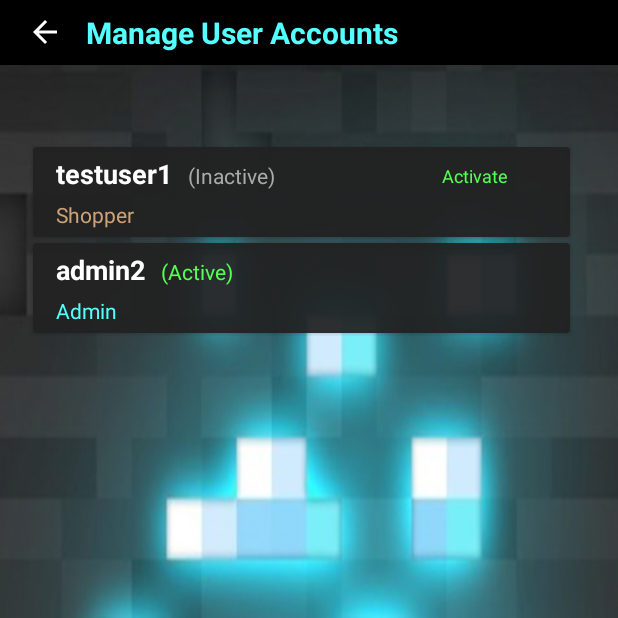
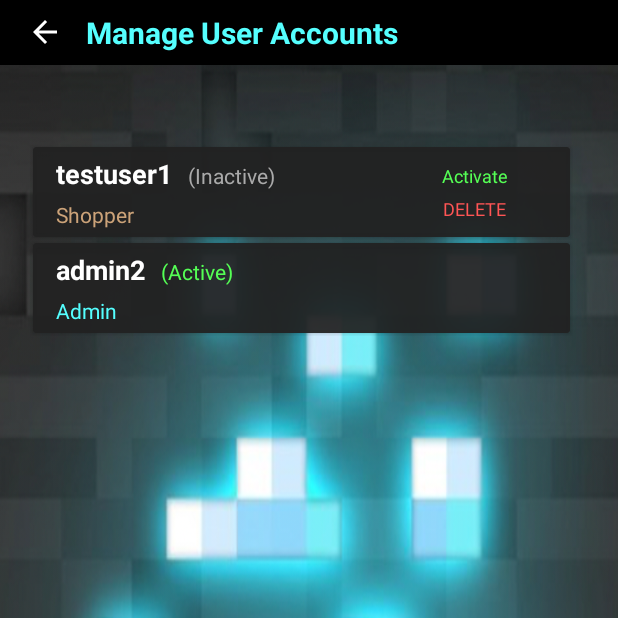
Before and after one commit to itsOwlbit/CST338_Project2, an Android app: the AdminManageUser screen opened directly, with no data from a screen before it, after a tap on "Deactivate", on a phone screen of 412 x 824 dp, the top half of it. Run offline under Robolectric (Android 15) with nearby library versions, the phone set to English and light mode, and no system bars; our stand-ins replace Room's generated code.

Commit message:
Decided to add user delete feature for admin.

```diff
--- a/app/src/main/java/com/example/cst338_project2/adapters/UserAdapter.java
+++ b/app/src/main/java/com/example/cst338_project2/adapters/UserAdapter.java
@@ -83,18 +83,18 @@ public class UserAdapter extends RecyclerView.Adapter<UserAdapter.ViewHolder> {
                 }
             });
 
-//            deleteField.setOnClickListener(new View.OnClickListener() {
-//                @Override
-//                public void onClick(View v) {
-//                    if(recyclerViewInterface != null) {
-//                        int pos = getAbsoluteAdapterPosition();
-//
-//                        if(pos != RecyclerView.NO_POSITION) {
-//                            recyclerViewInterface.onDeleteClick(pos);
-//                        }
-//                    }
-//                }
-//            });
+            deleteField.setOnClickListener(new View.OnClickListener() {
+                @Override
+                public void onClick(View v) {
+                    if(recyclerViewInterface != null) {
+                        int pos = getAbsoluteAdapterPosition();
+
+                        if(pos != RecyclerView.NO_POSITION) {
+                            recyclerViewInterface.onDeleteClick(pos);
+                        }
+                    }
+                }
+            });
         }
 
         void bindData(final User item) {
@@ -107,8 +107,7 @@ public class UserAdapter extends RecyclerView.Adapter<UserAdapter.ViewHolder> {
             } else {
                 statusField.setText("(Inactive)");
                 statusField.setTextColor(Color.parseColor("#AAAAAA"));
-//                deleteField.setText("DELETE");
-//                deleteField.setTextColor(Color.parseColor("#FF5555"));
+                deleteField.setVisibility(View.VISIBLE);
             }
 
             int adminValue = item.getIsAdmin();
@@ -120,14 +119,18 @@ public class UserAdapter extends RecyclerView.Adapter<UserAdapter.ViewHolder> {
             } else {
                 isAdminField.setText("Shopper");
                 isAdminField.setTextColor(Color.parseColor("#CCA379"));
+                changeStatus.setVisibility(View.VISIBLE);
 
                 // An admin can't deactivate the account.  Lazy way of preventing 0 admin situation.
                 if(statusValue == 1) {
                     changeStatus.setText("Deactivate");
                     changeStatus.setTextColor(Color.parseColor("#AAAAAA"));
+                    deleteField.setVisibility(View.INVISIBLE);
                 } else {
                     changeStatus.setText("Activate");
                     changeStatus.setTextColor(Color.parseColor("#55FF55"));
+                    deleteField.setText("DELETE");
+                    deleteField.setTextColor(Color.parseColor("#FF5555"));
                 }
             }
         }
--- a/app/src/main/java/com/example/cst338_project2/interfaces/IManageUserRecyclerView.java
+++ b/app/src/main/java/com/example/cst338_project2/interfaces/IManageUserRecyclerView.java
@@ -8,5 +8,5 @@ package com.example.cst338_project2.interfaces;
 public interface IManageUserRecyclerView {
     void onStatusClick(int position);
 
-//    void onDeleteClick(int position);
+    void onDeleteClick(int position);
 }
--- a/app/src/main/res/values/strings.xml
+++ b/app/src/main/res/values/strings.xml
@@ -48,4 +48,5 @@
     <string name="confirmDeleteItem">Are you sure you want to permanently delete this item?</string>
     <string name="temp">temp</string>
     <string name="orderReturn">Are you sure you want to do a return?</string>
+    <string name="deleteUser">Are you sure you want to permanently delete this user?</string>
 </resources>
```
Also changed, not shown: app/src/main/java/com/example/cst338_project2/AdminManageUser.java (+43 -17 lines).
